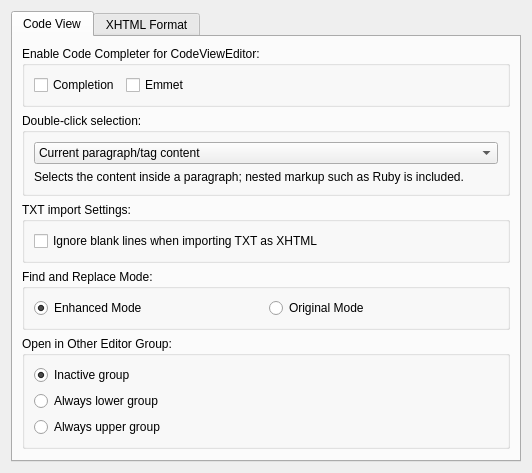
Qt form src/Form_Files/PModifiedVerPrefs.ui (3tic-project/Sigil-Enhanced) before a commit.
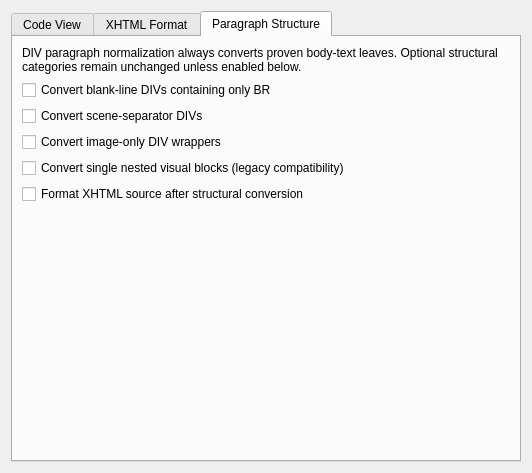
The same form after that commit. The open tabs and pages were chosen to show the change. Custom widgets are drawn as their Qt base class.

Commit message: feat(settings): persist conservative DIV normalization options

Patch:
```diff
--- a/src/Form_Files/PModifiedVerPrefs.ui
+++ b/src/Form_Files/PModifiedVerPrefs.ui
@@ -238,6 +238,77 @@
        </item>
       </layout>
      </widget>
+     <widget class="QWidget" name="ParagraphStructureTab">
+      <attribute name="title">
+       <string>Paragraph Structure</string>
+      </attribute>
+      <layout class="QVBoxLayout" name="verticalLayoutParagraphStructure">
+       <item>
+        <widget class="QLabel" name="labelDivParagraphDefaults">
+         <property name="text">
+          <string>DIV paragraph normalization always converts proven body-text leaves. Optional structural categories remain unchanged unless enabled below.</string>
+         </property>
+         <property name="wordWrap">
+          <bool>true</bool>
+         </property>
+        </widget>
+       </item>
+       <item>
+        <widget class="QCheckBox" name="cbDivParagraphBlankLines">
+         <property name="text">
+          <string>Convert blank-line DIVs containing only BR</string>
+         </property>
+        </widget>
+       </item>
+       <item>
+        <widget class="QCheckBox" name="cbDivParagraphSceneBreaks">
+         <property name="text">
+          <string>Convert scene-separator DIVs</string>
+         </property>
+        </widget>
+       </item>
+       <item>
+        <widget class="QCheckBox" name="cbDivParagraphImageWrappers">
+         <property name="text">
+          <string>Convert image-only DIV wrappers</string>
+         </property>
+        </widget>
+       </item>
+       <item>
+        <widget class="QCheckBox" name="cbDivParagraphSingleBlockWrappers">
+         <property name="text">
+          <string>Convert single nested visual blocks (legacy compatibility)</string>
+         </property>
+         <property name="toolTip">
+          <string>This category requires the legacy BookLive compatibility transform and can rewrite surrounding source formatting.</string>
+         </property>
+        </widget>
+       </item>
+       <item>
+        <widget class="QCheckBox" name="cbDivParagraphFormatSource">
+         <property name="text">
+          <string>Format XHTML source after structural conversion</string>
+         </property>
+         <property name="toolTip">
+          <string>Off by default because formatting can change whitespace outside the selected tags.</string>
+         </property>
+        </widget>
+       </item>
+       <item>
+        <spacer name="verticalSpacerParagraphStructure">
+         <property name="orientation">
+          <enum>Qt::Vertical</enum>
+         </property>
+         <property name="sizeHint" stdset="0">
+          <size>
+           <width>20</width>
+           <height>40</height>
+          </size>
+         </property>
+        </spacer>
+       </item>
+      </layout>
+     </widget>
     </widget>
    </item>
   </layout>
```
The commit also changes 3 other files.
